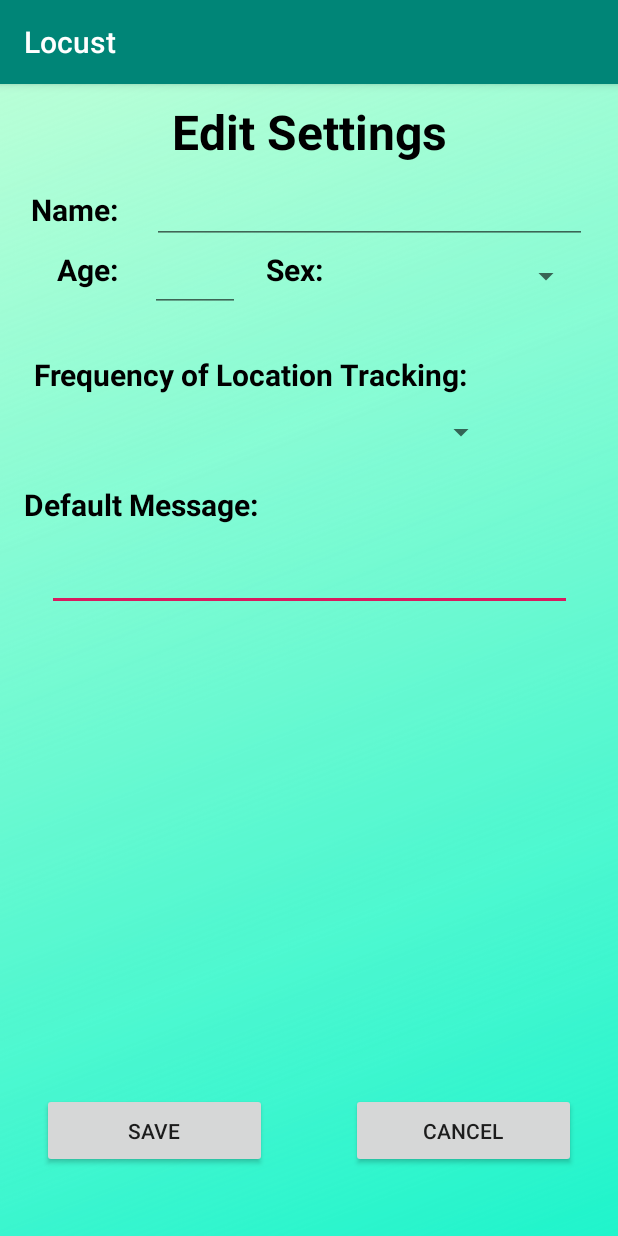
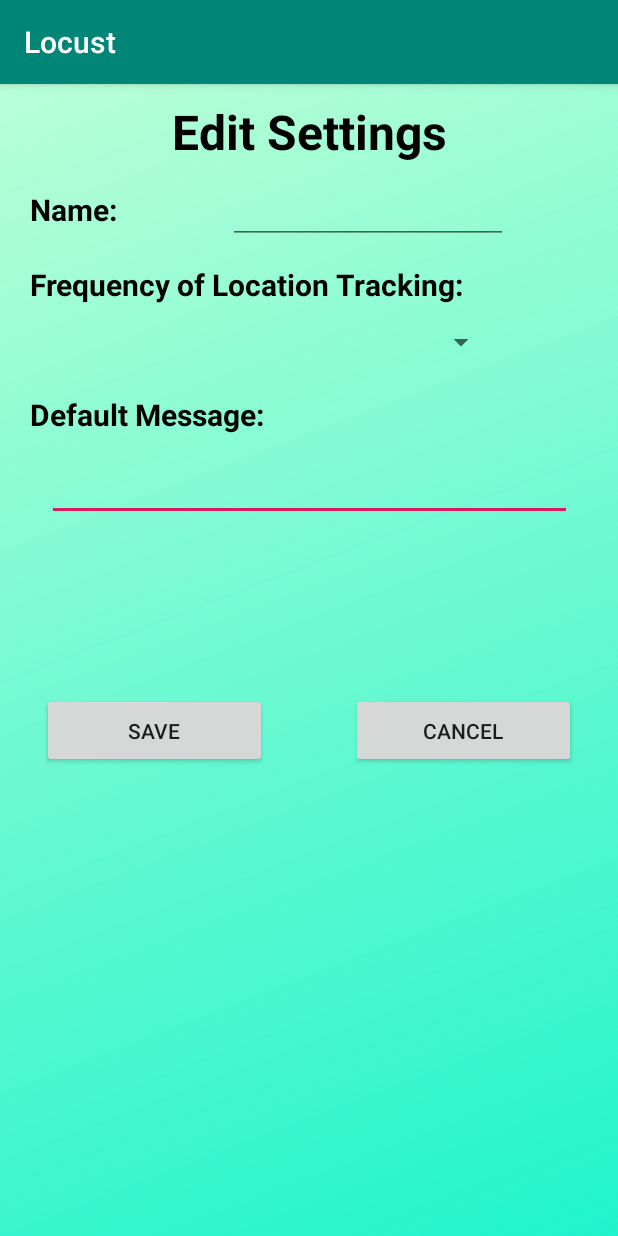
Before and after one commit to manologhernandez/LOCUST, an Android app: the screen it shows after launch (EditSettingsActivity), after a tap on "EDIT SETTINGS", on a phone screen of 412 x 824 dp. Run offline under Robolectric (Android 15) with nearby library versions, the phone set to English and light mode, and no system bars; libraries missing offline, so code that uses them is left out: org.json.simple; 1 statement that could not run was skipped.

Commit message:
Added initial popup dialog

```diff
--- a/app/src/main/java/com/example/cs192sprint1/EditSettingsActivity.java
+++ b/app/src/main/java/com/example/cs192sprint1/EditSettingsActivity.java
@@ -39,23 +39,15 @@ public class EditSettingsActivity extends AppCompatActivity implements AdapterVi
           super.onCreate(savedInstanceState);
           setContentView(R.layout.activity_edit_settings);
 
-          final Spinner sexArray = findViewById(R.id.editSettingsInputSex);
           final Spinner freqArray = findViewById(R.id.editSettingsInputFreq);
           final EditText name = findViewById(R.id.editSettingsInputName);
-          final EditText age = findViewById(R.id.editSettingsInputAge);
           final EditText defaultMsg = findViewById(R.id.editTextInputDefMes);
           final Button cancelBtn = findViewById(R.id.editSettingsCancel);
           final Button saveBtn = findViewById(R.id.editSettingsSave);
-          ArrayAdapter<CharSequence> sexAdapter;
           ArrayAdapter<CharSequence> freqAdapter;
           final Settings s = new Settings(getApplicationContext());
           JSONObject currentSettings;
-          int spinnerPos1, spinnerPos2;
-
-          sexAdapter = ArrayAdapter.createFromResource(this, R.array.sex, android.R.layout.simple_spinner_item);
-          sexAdapter.setDropDownViewResource(android.R.layout.simple_spinner_dropdown_item);
-          sexArray.setAdapter(sexAdapter);
-          sexArray.setOnItemSelectedListener(this);
+          int spinnerPos;
 
           freqAdapter = ArrayAdapter.createFromResource(this, R.array.freq, android.R.layout.simple_spinner_item);
           freqAdapter.setDropDownViewResource(android.R.layout.simple_spinner_dropdown_item);
@@ -68,12 +60,9 @@ public class EditSettingsActivity extends AppCompatActivity implements AdapterVi
                try {
                     currentSettings = s.readSettings();
                     name.setText(currentSettings.get("Name").toString());
-                    age.setText(currentSettings.get("Age").toString());
                     defaultMsg.setText(currentSettings.get("Default Message").toString());
-                    spinnerPos1 = sexAdapter.getPosition(currentSettings.get("Sex").toString());
-                    sexArray.setSelection(spinnerPos1);
-                    spinnerPos2 = freqAdapter.getPosition(currentSettings.get("Location Frequency").toString());
-                    freqArray.setSelection(spinnerPos2);
+                    spinnerPos = freqAdapter.getPosition(currentSettings.get("Location Frequency").toString());
+                    freqArray.setSelection(spinnerPos);
                } catch (ParseException e) {
                     e.printStackTrace();
                } catch (IOException e) {
@@ -101,17 +90,15 @@ public class EditSettingsActivity extends AppCompatActivity implements AdapterVi
                @Override
                public void onClick(View v) {
                     String userName = name.getText().toString();
-                    String inputAge = age.getText().toString();
                     String userDefaultMsg = defaultMsg.getText().toString();
-                    String userSex = sexArray.getSelectedItem().toString();
                     String userFreq = freqArray.getSelectedItem().toString();
 
-                    if(userName.equals("") || inputAge.equals("") || userDefaultMsg.equals("") || userSex.equals("") || userFreq.equals("")){
+                    if(userName.equals("") || userDefaultMsg.equals("") || userFreq.equals("")){
                          Toast.makeText(getApplicationContext(), "Missing input fields", Toast.LENGTH_SHORT).show();
                     }else{
-                         int userAge = Integer.parseInt(inputAge);
+
                          try {
-                              s.saveSettings(userName, userAge, userSex, userFreq, userDefaultMsg);
+                              s.saveSettings(userName, userFreq, userDefaultMsg);
                          } catch (JSONException e) {
                               e.printStackTrace();
                          }
--- a/app/src/main/java/com/example/cs192sprint1/MainMenuActivity.java
+++ b/app/src/main/java/com/example/cs192sprint1/MainMenuActivity.java
@@ -12,11 +12,14 @@ Code History
 
 package com.example.cs192sprint1;
 
+import android.content.DialogInterface;
 import android.content.Intent;
+import android.content.SharedPreferences;
 import android.os.Bundle;
 import android.view.View;
 import android.widget.Button;
 
+import androidx.appcompat.app.AlertDialog;
 import androidx.appcompat.app.AppCompatActivity;
 
 public class MainMenuActivity extends AppCompatActivity {
@@ -38,8 +41,8 @@ public class MainMenuActivity extends AppCompatActivity {
           super.onCreate(savedInstanceState);
           setContentView(R.layout.activity_main_menu);
 
-          manageReceiversBtn = (Button) findViewById(R.id.manage_receivers);
-          editSettingsBtn = (Button) findViewById(R.id.edit_settings_button);
+          manageReceiversBtn = findViewById(R.id.manage_receivers);
+          editSettingsBtn = findViewById(R.id.edit_settings_button);
 
           manageReceiversBtn.setOnClickListener(new View.OnClickListener() {
                /*
@@ -72,5 +75,29 @@ public class MainMenuActivity extends AppCompatActivity {
                     startActivity(editSettingsView);
                }
           });
+
+          SharedPreferences prefs = getSharedPreferences("prefs", MODE_PRIVATE);
+          boolean firstStart = prefs.getBoolean("firstStart", true);
+          if(firstStart){
+               showStartDialog(prefs);
+          }
+     }
+
+     private void showStartDialog(SharedPreferences prefs){
+          AlertDialog.Builder builder = new AlertDialog.Builder(this);
+          builder.setMessage("Welcome to Locust. Please input your initial Settings")
+                  .setPositiveButton("OK!", new DialogInterface.OnClickListener() {
+                       public void onClick(DialogInterface dialog, int id) {
+                            Intent editSettingsView = new Intent(getApplicationContext(), EditSettingsActivity.class);
+                            startActivity(editSettingsView);
+                       }
+                  });
+
+          //edit shared preferences
+          SharedPreferences.Editor editor = prefs.edit();
+          editor.putBoolean("firstStart", false);
+          editor.apply();
+          // Create the AlertDialog object and return it
+          builder.create().show();
      }
 }
--- a/app/src/main/java/com/example/cs192sprint1/Settings.java
+++ b/app/src/main/java/com/example/cs192sprint1/Settings.java
@@ -39,17 +39,15 @@ public class Settings extends AppCompatActivity {
           this.filepath = baseDir + File.separator + filename;
      }
 
-     public void saveSettings(String name, int age, String sex, String freq, String defMsg) throws JSONException {
+     public void saveSettings(String name, String freq, String defMsg) throws JSONException {
           JSONObject newSettings = new JSONObject();
           newSettings.put("Name", name);
-          newSettings.put("Age", age);
-          newSettings.put("Sex", sex);
           newSettings.put("Location Frequency",freq);
           newSettings.put("Default Message", defMsg);
           File f = new File(filepath);
           //Write JSON file
           try  {
-               Log.i("json:", newSettings.toString());
+               //Log.i("json:", newSettings.toString());
                FileWriter file = new FileWriter(f);
                file.write(newSettings.toString());
                file.flush();
--- a/app/src/main/res/layout/activity_edit_settings.xml
+++ b/app/src/main/res/layout/activity_edit_settings.xml
@@ -8,32 +8,19 @@
     android:background="@drawable/background">
 
     <TextView
-        android:id="@+id/editSettingsAge"
-        android:layout_width="wrap_content"
-        android:layout_height="wrap_content"
-        android:layout_marginTop="110dp"
-        android:text="Age:"
-        android:textAlignment="center"
-        android:textColor="#000000"
-        android:textSize="20sp"
-        android:textStyle="bold"
-        app:layout_constraintEnd_toEndOf="parent"
-        app:layout_constraintHorizontal_bias="0.102"
-        app:layout_constraintStart_toStartOf="parent"
-        app:layout_constraintTop_toTopOf="parent" />
-
-    <TextView
         android:id="@+id/editSettingsFreq"
         android:layout_width="wrap_content"
         android:layout_height="wrap_content"
-        android:layout_marginTop="180dp"
+        android:layout_marginStart="20dp"
+        android:layout_marginLeft="20dp"
+        android:layout_marginTop="120dp"
         android:text="Frequency of Location Tracking:"
         android:textAlignment="center"
         android:textColor="#000000"
         android:textSize="20sp"
         android:textStyle="bold"
         app:layout_constraintEnd_toEndOf="parent"
-        app:layout_constraintHorizontal_bias="0.182"
+        app:layout_constraintHorizontal_bias="0.0"
         app:layout_constraintStart_toStartOf="parent"
         app:layout_constraintTop_toTopOf="parent" />
 
@@ -41,6 +28,8 @@
         android:id="@+id/editSettingsDefMes"
         android:layout_width="wrap_content"
         android:layout_height="wrap_content"
+        android:layout_marginStart="20dp"
+        android:layout_marginLeft="20dp"
         android:layout_marginTop="20dp"
         android:text="Default Message:"
         android:textAlignment="center"
@@ -48,7 +37,7 @@
         android:textSize="20sp"
         android:textStyle="bold"
         app:layout_constraintEnd_toEndOf="parent"
-        app:layout_constraintHorizontal_bias="0.063"
+        app:layout_constraintHorizontal_bias="0.0"
         app:layout_constraintStart_toStartOf="parent"
         app:layout_constraintTop_toBottomOf="@+id/editSettingsInputFreq" />
 
@@ -82,6 +71,8 @@
         android:id="@+id/editSettingsName"
         android:layout_width="wrap_content"
         android:layout_height="wrap_content"
+        android:layout_marginStart="20dp"
+        android:layout_marginLeft="20dp"
         android:layout_marginTop="70dp"
         android:text="Name:"
         android:textAlignment="center"
@@ -89,67 +80,21 @@
         android:textSize="20sp"
         android:textStyle="bold"
         app:layout_constraintEnd_toEndOf="parent"
-        app:layout_constraintHorizontal_bias="0.059"
+        app:layout_constraintHorizontal_bias="0.0"
         app:layout_constraintStart_toStartOf="parent"
         app:layout_constraintTop_toTopOf="parent" />
 
     <EditText
         android:id="@+id/editSettingsInputName"
-        android:layout_width="290dp"
+        android:layout_width="wrap_content"
         android:layout_height="37dp"
-        android:layout_marginStart="50dp"
-        android:layout_marginLeft="50dp"
         android:layout_marginTop="16dp"
-        android:layout_marginEnd="50dp"
-        android:layout_marginRight="50dp"
         android:ems="10"
         android:inputType="textPersonName"
         android:textSize="16sp"
         app:layout_constraintEnd_toEndOf="parent"
-        app:layout_constraintHorizontal_bias="0.49"
         app:layout_constraintStart_toEndOf="@+id/editSettingsName"
         app:layout_constraintTop_toBottomOf="@+id/editSettingsTitle" />
-
-    <EditText
-        android:id="@+id/editSettingsInputAge"
-        android:layout_width="60dp"
-        android:layout_height="45dp"
-        android:layout_marginStart="8dp"
-        android:layout_marginLeft="8dp"
-        android:ems="10"
-        android:inputType="number"
-        app:layout_constraintEnd_toStartOf="@+id/editSettingsSex"
-        app:layout_constraintHorizontal_bias="0.433"
-        app:layout_constraintStart_toEndOf="@+id/editSettingsAge"
-        app:layout_constraintTop_toBottomOf="@+id/editSettingsInputName" />
-
-    <TextView
-        android:id="@+id/editSettingsSex"
-        android:layout_width="wrap_content"
-        android:layout_height="wrap_content"
-        android:layout_marginTop="110dp"
-        android:text="Sex:"
-        android:textAlignment="center"
-        android:textColor="#000000"
-        android:textSize="20sp"
-        android:textStyle="bold"
-        app:layout_constraintEnd_toEndOf="parent"
-        app:layout_constraintHorizontal_bias="0.475"
-        app:layout_constraintStart_toStartOf="parent"
-        app:layout_constraintTop_toTopOf="parent" />
-
-    <Spinner
-        android:id="@+id/editSettingsInputSex"
-        android:layout_width="143dp"
-        android:layout_height="36dp"
-        android:layout_marginStart="29dp"
-        android:layout_marginLeft="29dp"
-        android:layout_marginTop="110dp"
-        android:layout_marginEnd="24dp"
-        android:layout_marginRight="24dp"
-        app:layout_constraintEnd_toEndOf="parent"
-        app:layout_constraintStart_toEndOf="@+id/editSettingsSex"
-        app:layout_constraintTop_toTopOf="parent" />
 
     <Spinner
         android:id="@+id/editSettingsInputFreq"
@@ -165,24 +110,28 @@
         app:layout_constraintTop_toBottomOf="@+id/editSettingsFreq" />
 
     <Button
+        android:id="@+id/editSettingsCancel"
+        android:layout_width="150dp"
+        android:layout_height="50dp"
+        android:layout_marginTop="32dp"
+        android:layout_marginBottom="230dp"
+        android:text="@android:string/cancel"
+        app:layout_constraintBottom_toBottomOf="parent"
+        app:layout_constraintEnd_toEndOf="parent"
+        app:layout_constraintStart_toEndOf="@+id/space"
+        app:layout_constraintTop_toBottomOf="@+id/editTextInputDefMes" />
+
+    <Button
         android:id="@+id/editSettingsSave"
         android:layout_width="150dp"
         android:layout_height="50dp"
-        android:layout_marginBottom="45dp"
+        android:layout_marginTop="32dp"
+        android:layout_marginBottom="230dp"
         android:text="SAVE"
         app:layout_constraintBottom_toBottomOf="parent"
         app:layout_constraintEnd_toStartOf="@+id/space"
-        app:layout_constraintStart_toStartOf="parent" />
-
-    <Button
-        android:id="@+id/editSettingsCancel"
-        android:layout_width="150dp"
-        android:layout_height="50dp"
-        android:layout_marginBottom="45dp"
-        android:text="@android:string/cancel"
-        app:layout_constraintBottom_toBottomOf="parent"
-        app:layout_constraintEnd_toEndOf="parent"
-        app:layout_constraintStart_toEndOf="@+id/space" />
+        app:layout_constraintStart_toStartOf="parent"
+        app:layout_constraintTop_toBottomOf="@+id/editTextInputDefMes" />
 
     <Space
         android:id="@+id/space"
--- a/app/src/main/res/values/strings.xml
+++ b/app/src/main/res/values/strings.xml
@@ -1,11 +1,6 @@
 <resources>
     <string name="app_name">Locust</string>
     <string name="receiver_key">receiverlist123</string>
-    <string-array name="sex">
-        <item></item>
-        <item>Male</item>
-        <item>Female</item>
-    </string-array>
     <string-array name="freq">
         <item></item>
         <item>Every 10 Mins.</item>
```
